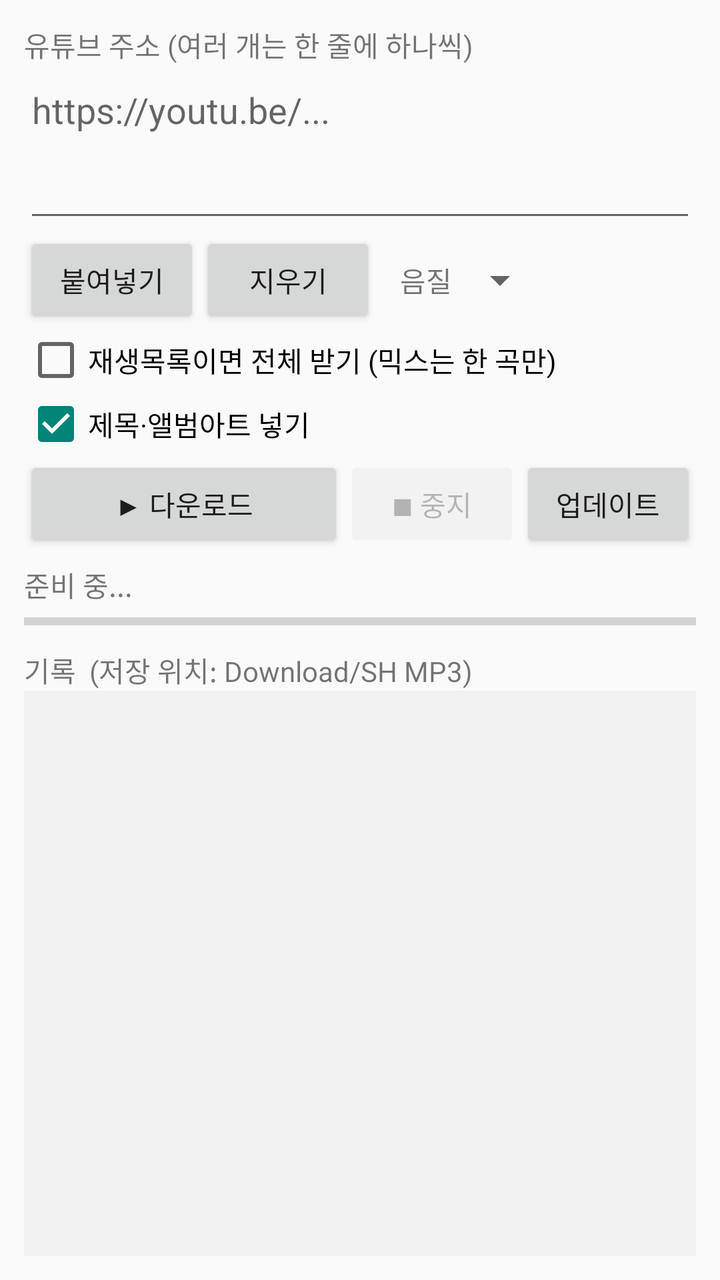
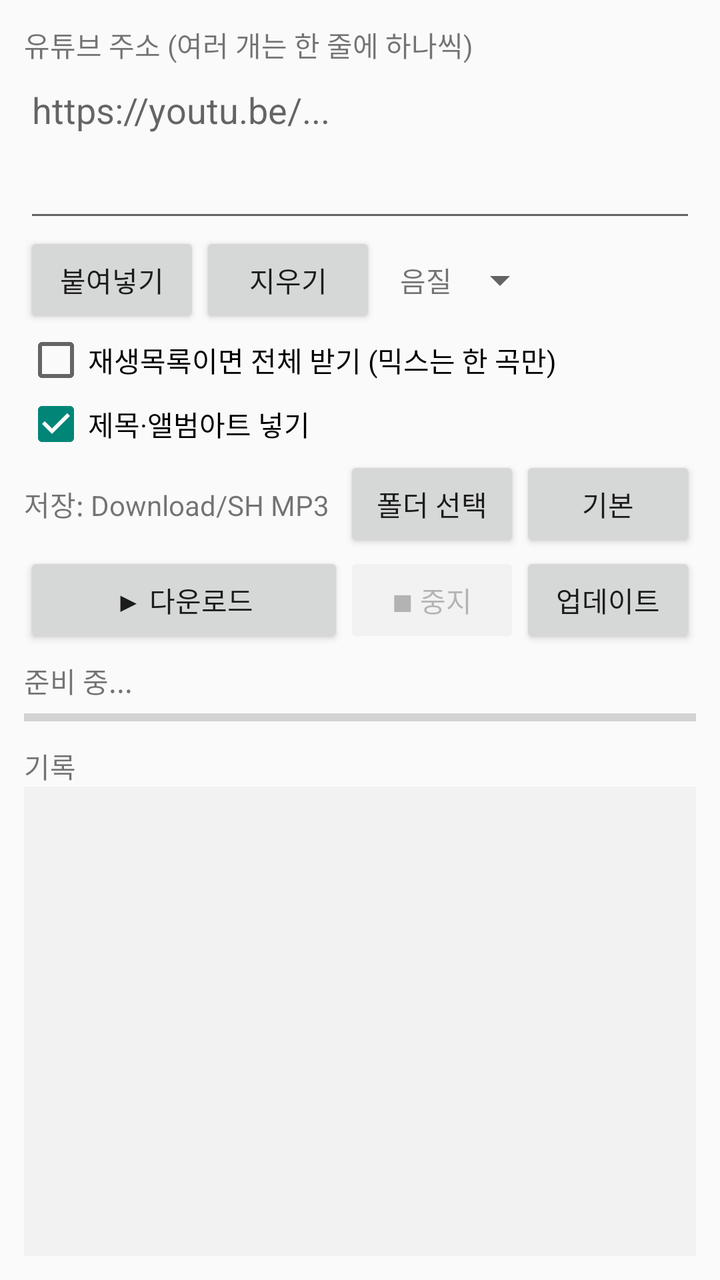

The first picture is an Android layout as it rendered before a commit; the second is the same layout after the commit. The layout source and the unified diff follow.
<!-- AndroidManifest.xml: application theme android:Theme.Material.Light.DarkActionBar -->
<!-- res/layout/activity_main.xml -->
<?xml version="1.0" encoding="utf-8"?>
<LinearLayout xmlns:android="http://schemas.android.com/apk/res/android"
    android:layout_width="match_parent" android:layout_height="match_parent"
    android:orientation="vertical" android:padding="12dp">

    <TextView android:layout_width="wrap_content" android:layout_height="wrap_content"
        android:text="유튜브 주소 (여러 개는 한 줄에 하나씩)" />

    <EditText android:id="@+id/urls"
        android:layout_width="match_parent" android:layout_height="wrap_content"
        android:minLines="3" android:maxLines="6" android:gravity="top"
        android:inputType="textMultiLine|textUri" android:hint="https://youtu.be/..." />

    <LinearLayout android:layout_width="match_parent" android:layout_height="wrap_content"
        android:orientation="horizontal" android:gravity="center_vertical">
        <Button android:id="@+id/btnPaste" android:layout_width="wrap_content"
            android:layout_height="wrap_content" android:text="붙여넣기" />
        <Button android:id="@+id/btnClear" android:layout_width="wrap_content"
            android:layout_height="wrap_content" android:text="지우기" />
        <TextView android:layout_width="wrap_content" android:layout_height="wrap_content"
            android:layout_marginStart="12dp" android:text="음질" />
        <Spinner android:id="@+id/quality" android:layout_width="wrap_content"
            android:layout_height="wrap_content" />
    </LinearLayout>

    <CheckBox android:id="@+id/playlist" android:layout_width="wrap_content"
        android:layout_height="wrap_content" android:checked="false"
        android:text="재생목록이면 전체 받기 (믹스는 한 곡만)" />
    <CheckBox android:id="@+id/meta" android:layout_width="wrap_content"
        android:layout_height="wrap_content" android:checked="true"
        android:text="제목·앨범아트 넣기" />

    <LinearLayout android:layout_width="match_parent" android:layout_height="wrap_content"
        android:orientation="horizontal">
        <Button android:id="@+id/btnGo" android:layout_width="0dp" android:layout_weight="1"
            android:layout_height="wrap_content" android:text="▶ 다운로드" />
        <Button android:id="@+id/btnStop" android:layout_width="wrap_content"
            android:layout_height="wrap_content" android:text="■ 중지" android:enabled="false" />
        <Button android:id="@+id/btnUpdate" android:layout_width="wrap_content"
            android:layout_height="wrap_content" android:text="업데이트" />
    </LinearLayout>

    <TextView android:id="@+id/status" android:layout_width="match_parent"
        android:layout_height="wrap_content" android:layout_marginTop="6dp"
        android:text="준비 중..." android:maxLines="2" />
    <ProgressBar android:id="@+id/bar" style="@android:style/Widget.Material.ProgressBar.Horizontal"
        android:layout_width="match_parent" android:layout_height="wrap_content" android:max="1000" />

    <TextView android:layout_width="wrap_content" android:layout_height="wrap_content"
        android:layout_marginTop="6dp" android:text="기록  (저장 위치: Download/SH MP3)" />
    <ScrollView android:id="@+id/logScroll" android:layout_width="match_parent"
        android:layout_height="0dp" android:layout_weight="1" android:background="#F2F2F2">
        <TextView android:id="@+id/log" android:layout_width="match_parent"
            android:layout_height="wrap_content" android:padding="6dp"
            android:textIsSelectable="true" android:textSize="12sp" />
    </ScrollView>
</LinearLayout>
<!-- resources referenced by this layout -->
<resources>

</resources>

<!-- the commit's change to res/layout/activity_main.xml (unified diff, before → after) -->
@@ -31,6 +31,17 @@
         android:text="제목·앨범아트 넣기" />
 
     <LinearLayout android:layout_width="match_parent" android:layout_height="wrap_content"
+        android:orientation="horizontal" android:gravity="center_vertical">
+        <TextView android:id="@+id/folder" android:layout_width="0dp" android:layout_weight="1"
+            android:layout_height="wrap_content" android:maxLines="2" android:ellipsize="start"
+            android:text="저장: Download/SH MP3" />
+        <Button android:id="@+id/btnFolder" android:layout_width="wrap_content"
+            android:layout_height="wrap_content" android:text="폴더 선택" />
+        <Button android:id="@+id/btnFolderReset" android:layout_width="wrap_content"
+            android:layout_height="wrap_content" android:text="기본" />
+    </LinearLayout>
+
+    <LinearLayout android:layout_width="match_parent" android:layout_height="wrap_content"
         android:orientation="horizontal">
         <Button android:id="@+id/btnGo" android:layout_width="0dp" android:layout_weight="1"
             android:layout_height="wrap_content" android:text="▶ 다운로드" />
@@ -47,7 +58,7 @@
         android:layout_width="match_parent" android:layout_height="wrap_content" android:max="1000" />
 
     <TextView android:layout_width="wrap_content" android:layout_height="wrap_content"
-        android:layout_marginTop="6dp" android:text="기록  (저장 위치: Download/SH MP3)" />
+        android:layout_marginTop="6dp" android:text="기록" />
     <ScrollView android:id="@+id/logScroll" android:layout_width="match_parent"
         android:layout_height="0dp" android:layout_weight="1" android:background="#F2F2F2">
         <TextView android:id="@+id/log" android:layout_width="match_parent"
